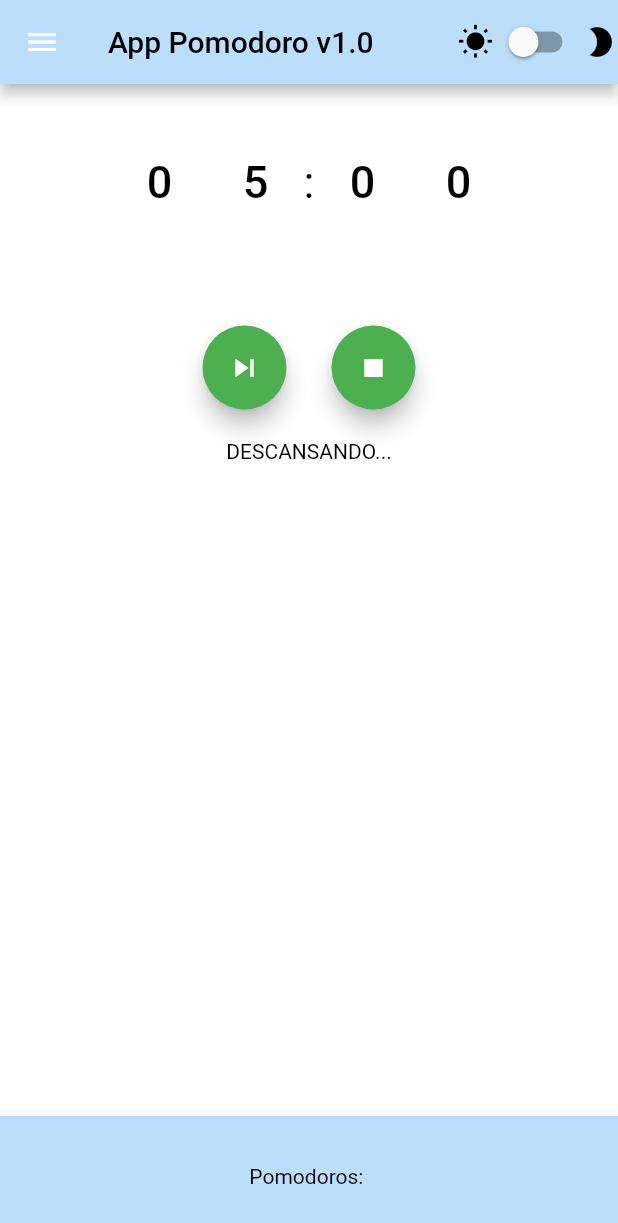
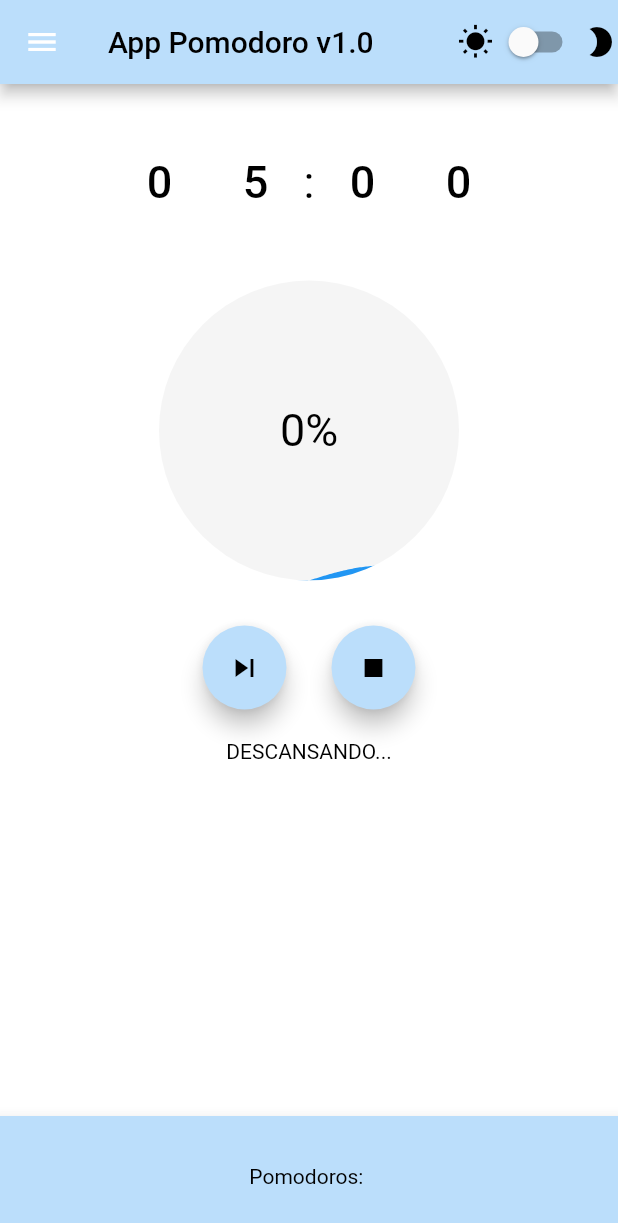
Before and after one commit to robertocarlosmm/MiPomodoroApp, a Flutter app: the screen it shows after launch, after a tap on the "play arrow" icon, on a phone screen of 412 x 824 dp. Shown: the top 1223 px of the screen. Run offline on Flutter 3.47's test engine with Material 2 defaults, Android fonts, the light colour scheme and no system bars; our stand-ins replace liquid_progress_indicator_ns, percent_indicator, shared_preferences.

Commit message:
pomodoro que funciona

```diff
--- a/lib/main.dart
+++ b/lib/main.dart
@@ -4,6 +4,7 @@ import 'dart:async';
 import 'package:pomodoro_flutter/providers/theme.dart';
 import 'package:pomodoro_flutter/models/theme_preferences.dart';
 import 'package:percent_indicator/percent_indicator.dart';
+import 'package:liquid_progress_indicator_ns/liquid_progress_indicator.dart';
 
 
 enum PomodoroState {getReady,pomodoro,shortBreak,longBreak}
@@ -57,7 +58,8 @@ class HomePage extends StatefulWidget {
 class _HomePageState extends State<HomePage> {
   int min10=0, min=0, seg10=0, seg=0, contador=0, maxpom=0,tiempopom=0,_start=0;
   bool indicador=false,descanso=false,fin=false;
-  double percent=0;
+  double percent=0,segPercent=0;
+  int valorPorcentaje=0;
   @override
   void initState() {
     super.initState();
@@ -67,6 +69,8 @@ class _HomePageState extends State<HomePage> {
 
   void startTimer() {
     const oneSec = const Duration(seconds: 1);
+    if(_start>0)segPercent=(100/_start);//el porcentaje del tiempo en 1 segundo
+    print(segPercent);
     _timer = new Timer.periodic(oneSec, (timer) {
       setState(() {
         if (_start < 1) {
@@ -79,7 +83,21 @@ class _HomePageState extends State<HomePage> {
           setState(() {
             decTiempo();
           });
-
+          print("percent: $percent");
+          print("valor:   $valorPorcentaje");
+          if(percent<1){
+            if(percent +(segPercent/100) >1){
+              percent=1;
+            }
+            else{
+              percent+=(segPercent/100);
+            }
+            valorPorcentaje=(percent*100).toInt();
+          }
+          else{
+            percent=1;
+            valorPorcentaje=100;
+          }
         }
       });
     });
@@ -97,8 +115,9 @@ class _HomePageState extends State<HomePage> {
     startTimer();
   }
 
-    nextPomodoro(){
+  nextPomodoro(){
     percent=0;
+    valorPorcentaje=0;
     StopTimer();
     if(!descanso){//estaba en modo pomodoro
       contador++;
@@ -121,6 +140,7 @@ class _HomePageState extends State<HomePage> {
     indicador=false;
     descanso=false;
     percent=0;
+    valorPorcentaje=0;
     StopTimer();
     cero();
   }
@@ -345,57 +365,28 @@ class _HomePageState extends State<HomePage> {
               ),
             ),
 
-
-
-
-
-
-
-
-
-
-
-
-
-
-
-
-
-
-
             SizedBox(
+              height: 200.0,
+              width:  200.0,
+              child: LiquidCircularProgressIndicator(
+                value: percent, // Defaults to 0.5.
+                backgroundColor: currentTheme.isDarkTheme() ? Colors.black12 : Colors.grey[100],
+                valueColor: AlwaysStoppedAnimation(
+                  currentTheme.isDarkTheme() ? Colors.cyan[900] : Colors.lightBlueAccent[300]
+                  ), // Defaults to the current Theme's accentColor.
+                borderColor: Colors.transparent,
+                borderWidth: 5.0,
+                direction: Axis.vertical, // The direction the liquid moves (Axis.vertical = bottom to top, Axis.horizontal = left to right). Defaults to Axis.vertical.
+                center: Text("$valorPorcentaje%",
+                            style: TextStyle(
+                              fontSize: 30.0,
+                              color: currentTheme.isDarkTheme()
+                                  ? Colors.white
+                                  : Colors.black,
+                        ),),
+              ),
+            ),
             //ACA IRA LA RUEDITA
-            ),
-
-
-
-
-
-
-
-
-
-
-
-
-
-
-
-
-
-
-
-
-
-
-
-
-
-
-
-
-
-
 
 
 
@@ -406,9 +397,11 @@ class _HomePageState extends State<HomePage> {
               mainAxisAlignment: MainAxisAlignment.center,
               children: [
                 FloatingActionButton(
-                  backgroundColor: Colors.green,
+                  backgroundColor: currentTheme.isDarkTheme() ? Colors.blue[400] : Colors.blue[100],
                   //isActive?Icons.pause:Icons.play_arrow
-                  child: Icon(indicador?Icons.skip_next:Icons.play_arrow),
+                  child: Icon(
+                    indicador?Icons.skip_next:Icons.play_arrow,
+                    color: currentTheme.isDarkTheme() ? Colors.white : Colors.black ,),
                   onPressed: () {
                         indicador?setState(nextPomodoro):setState(enPlay);
                       },
@@ -418,8 +411,11 @@ class _HomePageState extends State<HomePage> {
                 ),
 
                 indicador?FloatingActionButton(
-                  backgroundColor: Colors.green,
-                  child: Icon(Icons.stop),
+                  backgroundColor: currentTheme.isDarkTheme() ? Colors.blue[400] : Colors.blue[100],
+                  child: Icon(
+                    Icons.stop,
+                    color: currentTheme.isDarkTheme() ? Colors.white : Colors.black ,
+                  ),
                   onPressed: () {
                         setState(enStop);
                       },
--- a/pubspec.yaml
+++ b/pubspec.yaml
@@ -27,6 +27,7 @@ dependencies:
   provider: ^5.0.0
   shared_preferences: ^2.0.6
   percent_indicator: "^2.1.7+2"
+  liquid_progress_indicator_ns: ^1.0.0
 
 dev_dependencies:
   flutter_test:
```
Also changed, not shown: pubspec.lock.
